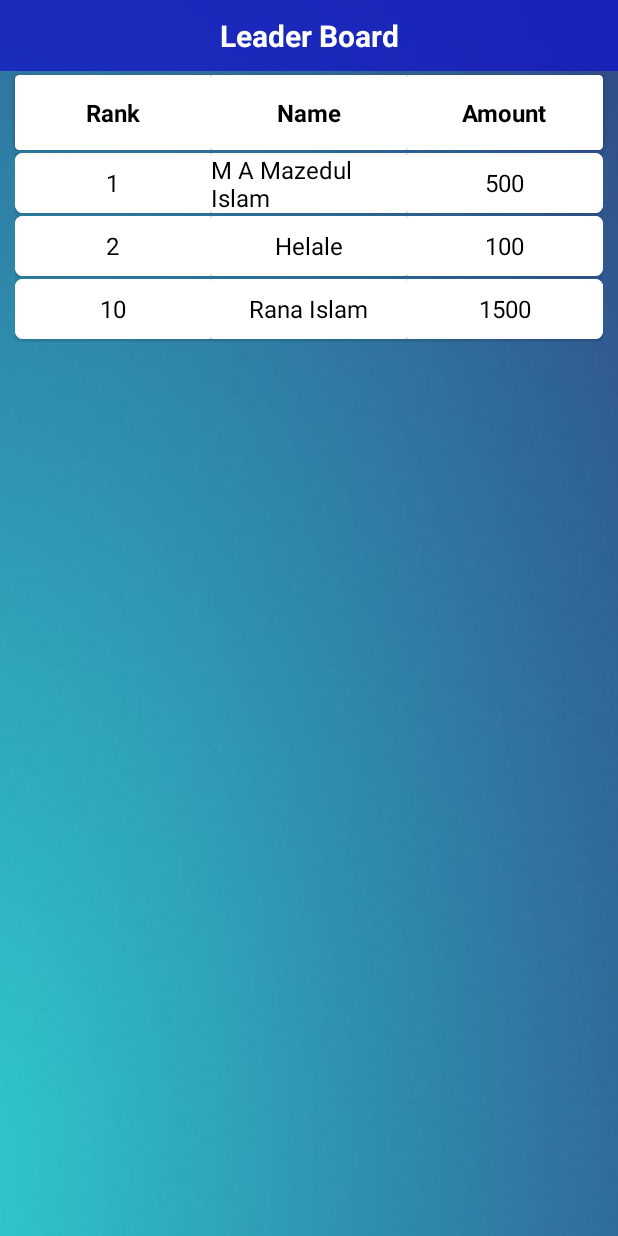
After one commit to mazedul-ru-cse/Money365, an Android app: the LeaderBoard screen opened directly, with no data from a screen before it, on a phone screen of 412 x 824 dp. The commit adds this screen. Run offline under Robolectric (Android 15) with nearby library versions, the phone set to English and light mode, and no system bars.

Commit message:
Added Leader Board

```diff
--- a/app/src/main/java/com/helloboss/money365/Dashboard.java
+++ b/app/src/main/java/com/helloboss/money365/Dashboard.java
@@ -26,6 +26,7 @@ import com.facebook.ads.InterstitialAd;
 import com.facebook.ads.InterstitialAdListener;
 import com.google.android.material.navigation.NavigationView;
 import com.helloboss.money365.adsLoader.FBAdsLoader;
+import com.helloboss.money365.leaderboard.LeaderBoard;
 import com.helloboss.money365.requesthandler.RequestHandler;
 import com.helloboss.money365.task.Task;
 import com.helloboss.noticeboard.NoticeBoard;
@@ -164,12 +165,30 @@ public class Dashboard extends AppCompatActivity implements NavigationView.OnNav
     }
 
     public void withdraw(View view) {
+
         startActivity(new Intent(Dashboard.this, Withdraw.class));
     }
 
     public void notice(View view) {
 
         startActivity(new Intent(Dashboard.this , NoticeBoard.class));
+    }
+
+    public void leader_board(View view) {
+
+        startActivity(new Intent(Dashboard.this , LeaderBoard.class));
+    }
+
+    public void user_guide(View view) {
+    }
+
+    public void history(View view) {
+    }
+
+    public void contact(View view) {
+    }
+
+    public void tips(View view) {
     }
 
 
--- /dev/null
+++ b/app/src/main/java/com/helloboss/money365/leaderboard/LeaderBoard.java
@@ -0,0 +1,151 @@
+package com.helloboss.money365.leaderboard;
+
+import androidx.appcompat.app.AppCompatActivity;
+import androidx.recyclerview.widget.LinearLayoutManager;
+import androidx.recyclerview.widget.RecyclerView;
+
+import android.os.AsyncTask;
+import android.os.Bundle;
+import android.util.Log;
+
+import com.helloboss.money365.ProgressDialogM;
+import com.helloboss.money365.R;
+import com.helloboss.money365.requesthandler.RequestHandler;
+import com.helloboss.noticeboard.NoticeAdapter;
+import com.helloboss.noticeboard.NoticeModel;
+
+import org.json.JSONObject;
+
+import java.util.ArrayList;
+import java.util.HashMap;
+
+public class LeaderBoard extends AppCompatActivity {
+
+    RecyclerView leaderBoardView;
+    ProgressDialogM progressDialogM;
+
+    LeaderBoardAdapter leaderBoardAdapter;
+    ArrayList<LeaderBoardModel> leaderBoardModelArrayList;
+
+
+    @Override
+    protected void onCreate(Bundle savedInstanceState) {
+        super.onCreate(savedInstanceState);
+        setContentView(R.layout.activity_leader_board);
+        getSupportActionBar().hide();
+
+        leaderBoardView = findViewById(R.id.leader_board_list);
+        // Initialize Recycler View
+        leaderBoardView.setLayoutManager(new LinearLayoutManager(this));
+
+        //Progress bar
+        progressDialogM = new ProgressDialogM(this);
+        //Show Notice board
+        getLeaderBoard();
+    }
+
+    private void getLeaderBoard(){
+
+        //Initialize adapter and model
+        leaderBoardModelArrayList = new ArrayList<>();
+        leaderBoardAdapter = new LeaderBoardAdapter(this, leaderBoardModelArrayList);
+        leaderBoardView.setAdapter(leaderBoardAdapter);
+
+
+        LeaderBoardModel leaderBoardModel = new LeaderBoardModel();
+        //Data
+        leaderBoardModel.setRank("1");
+        leaderBoardModel.setName("M A Mazedul Islam");
+        leaderBoardModel.setAmount("500");
+        //set adapter
+        leaderBoardModelArrayList.add(leaderBoardModel);
+
+        LeaderBoardModel leaderBoardModel1 = new LeaderBoardModel();
+        //Data
+        leaderBoardModel1.setRank("2");
+        leaderBoardModel1.setName("Helale");
+        leaderBoardModel1.setAmount("100");
+        //set adapter
+        leaderBoardModelArrayList.add(leaderBoardModel1);
+
+        LeaderBoardModel leaderBoardModel2 = new LeaderBoardModel();
+        //Data
+        leaderBoardModel2.setRank("10");
+        leaderBoardModel2.setName("Rana Islam");
+        leaderBoardModel2.setAmount("1500");
+        //set adapter
+        leaderBoardModelArrayList.add(leaderBoardModel2);
+
+        leaderBoardAdapter.notifyDataSetChanged();
+
+//        class LeaderBoardTask extends AsyncTask<String ,Void , String> {
+//
+//            final String LEADERBOARD_URL = "https://helloboss365.com/money365/leader_board.php";
+//
+//            @Override
+//            protected String doInBackground(String... strings) {
+//                try {
+//
+//                    RequestHandler requestHandler = new RequestHandler();
+//
+//                    //creating request parameters
+//                    HashMap<String, String> params = new HashMap<>();
+//                    params.put("phone","");
+//
+//                    //returning the response
+//                    return requestHandler.sendPostRequest(LEADERBOARD_URL, params);
+//
+//                }catch (Exception e){
+//
+//                    progressDialogM.hideDialog();
+//                    Log.i("Leader Board exception",e.getMessage());
+//                }
+//
+//                return null;
+//            }
+//
+//            @Override
+//            protected void onPostExecute(String s) {
+//                super.onPostExecute(s);
+//
+//                progressDialogM.hideDialog();
+//
+//                try{
+//                    //Converting response to JSON Object
+//                    JSONObject obj = new JSONObject(s);
+//                    String row = "";
+//                    //if no error in response
+//                    if (!obj.getBoolean("error")){
+//
+//                        for(int i = 0 ; i < obj.length() - 1 ; i++){
+//
+//                            //Get each json row
+//                            row = obj.getString(""+i);
+//
+//                            JSONObject data = new JSONObject(row);
+//                            //set notice to recycler view
+//                            LeaderBoardModel leaderBoardModel = new LeaderBoardModel();
+//                            //Data
+//                            leaderBoardModel.setRank(data.getString("rank"));
+//                            leaderBoardModel.setName(data.getString("name"));
+//                            leaderBoardModel.setAmount(data.getString("amount"));
+//                            //set adapter
+//                            leaderBoardModelArrayList.add(leaderBoardModel);
+//                        }
+//                        leaderBoardAdapter.notifyDataSetChanged();
+//                    }
+//                }catch (Exception e ){
+//
+//                }
+//            }
+//
+//            @Override
+//            protected void onPreExecute() {
+//                super.onPreExecute();
+//                progressDialogM.showDialog("Please wait");
+//            }
+//        }
+//        new LeaderBoardTask().execute();
+
+    }
+}
--- /dev/null
+++ b/app/src/main/java/com/helloboss/money365/leaderboard/LeaderBoardAdapter.java
@@ -0,0 +1,62 @@
+package com.helloboss.money365.leaderboard;
+
+import android.content.Context;
+import android.view.LayoutInflater;
+import android.view.View;
+import android.view.ViewGroup;
+import android.widget.TextView;
+
+import androidx.annotation.NonNull;
+import androidx.recyclerview.widget.RecyclerView;
+
+import com.helloboss.money365.R;
+
+import java.util.ArrayList;
+
+public class LeaderBoardAdapter extends RecyclerView.Adapter<LeaderBoardAdapter.MyViewHolder> {
+    Context context;
+    ArrayList<LeaderBoardModel> leaderBoardModelArrayList;
+
+    public LeaderBoardAdapter(Context context, ArrayList<LeaderBoardModel> leaderBoardModelArrayList) {
+        this.context = context;
+        this.leaderBoardModelArrayList = leaderBoardModelArrayList;
+    }
+
+    @NonNull
+    @Override
+    public LeaderBoardAdapter.MyViewHolder onCreateViewHolder(@NonNull ViewGroup parent, int viewType){
+
+        View v = LayoutInflater.from(context).inflate(R.layout.leader_board, parent, false);
+
+        return new LeaderBoardAdapter.MyViewHolder(v);
+    }
+
+    @Override
+    public void onBindViewHolder(@NonNull LeaderBoardAdapter.MyViewHolder holder, int position) {
+
+        LeaderBoardModel leaderBoardModel = leaderBoardModelArrayList.get(position);
+
+        holder.rank.setText(leaderBoardModel.getRank());
+        holder.name.setText(leaderBoardModel.getName());
+        holder.amount.setText(leaderBoardModel.getAmount());
+    }
+
+    @Override
+    public int getItemCount() {
+        return leaderBoardModelArrayList.size();
+    }
+
+
+    public class MyViewHolder extends RecyclerView.ViewHolder{
+
+        TextView rank, name, amount;
+
+        public MyViewHolder(@NonNull View itemView) {
+            super(itemView);
+            rank = itemView.findViewById(R.id.rank_no);
+            name = itemView.findViewById(R.id.rank_name);
+            amount = itemView.findViewById(R.id.rank_amount);
+
+        }
+    }
+}
--- /dev/null
+++ b/app/src/main/java/com/helloboss/money365/leaderboard/LeaderBoardModel.java
@@ -0,0 +1,41 @@
+package com.helloboss.money365.leaderboard;
+
+public class LeaderBoardModel {
+
+    String rank;
+    String name;
+    String amount;
+
+    public LeaderBoardModel() {
+    }
+
+    public LeaderBoardModel(String rank, String name, String amount) {
+        this.rank = rank;
+        this.name = name;
+        this.amount = amount;
+    }
+
+    public String getRank() {
+        return rank;
+    }
+
+    public void setRank(String rank) {
+        this.rank = rank;
+    }
+
+    public String getName() {
+        return name;
+    }
+
+    public void setName(String name) {
+        this.name = name;
+    }
+
+    public String getAmount() {
+        return amount;
+    }
+
+    public void setAmount(String amount) {
+        this.amount = amount;
+    }
+}
--- a/app/src/main/res/layout/activity_dashboard.xml
+++ b/app/src/main/res/layout/activity_dashboard.xml
@@ -306,6 +306,7 @@
                         android:layout_width="0dp"
                         android:layout_height="0dp"
                         android:layout_columnWeight="1"
+                        android:onClick="leader_board"
                         android:layout_rowWeight="1"
                         android:layout_marginBottom="10dp"
                         android:layout_marginRight="10dp"
@@ -343,6 +344,7 @@
                         android:layout_width="0dp"
                         android:layout_height="0dp"
                         android:layout_columnWeight="1"
+                        android:onClick="user_guide"
                         android:layout_rowWeight="1"
                         android:layout_marginBottom="10dp"
                         android:layout_marginRight="10dp"
@@ -420,6 +422,7 @@
                         android:layout_height="0dp"
                         android:layout_columnWeight="1"
                         android:layout_rowWeight="1"
+                        android:onClick="history"
                         android:layout_marginBottom="10dp"
                         android:layout_marginRight="10dp"
                         app:cardElevation="8dp"
@@ -455,6 +458,7 @@
                         android:layout_width="0dp"
                         android:layout_height="0dp"
                         android:layout_columnWeight="1"
+                        android:onClick="contact"
                         android:layout_rowWeight="1"
                         android:layout_marginBottom="10dp"
                         android:layout_marginRight="10dp"
@@ -486,6 +490,7 @@
                         </LinearLayout>
 
                     </androidx.cardview.widget.CardView>
+
                     <androidx.cardview.widget.CardView
                         app:cardBackgroundColor="@color/white"
                         android:layout_width="0dp"
@@ -493,6 +498,7 @@
                         android:layout_columnWeight="1"
                         android:layout_rowWeight="1"
                         android:layout_marginBottom="10dp"
+                        android:onClick="tips"
                         app:cardElevation="8dp"
                         app:cardCornerRadius="8dp">
 
--- /dev/null
+++ b/app/src/main/res/layout/activity_leader_board.xml
@@ -0,0 +1,136 @@
+<?xml version="1.0" encoding="utf-8"?>
+<RelativeLayout xmlns:android="http://schemas.android.com/apk/res/android"
+    xmlns:app="http://schemas.android.com/apk/res-auto"
+    xmlns:tools="http://schemas.android.com/tools"
+    android:layout_width="match_parent"
+    android:layout_height="match_parent"
+    android:background="@drawable/background_all"
+    tools:context=".leaderboard.LeaderBoard">
+
+
+    <TextView
+        android:layout_width="match_parent"
+        android:layout_height="wrap_content"
+        android:background="@color/button_color"
+        android:gravity="center"
+        android:padding="10dp"
+        android:text="Leader Board"
+        android:textColor="@color/white"
+        android:textSize="20sp"
+        android:textStyle="bold" />
+
+
+    <androidx.cardview.widget.CardView
+        android:layout_marginTop="50dp"
+        android:layout_width="match_parent"
+        android:layout_height="50dp"
+        android:layout_rowWeight="1"
+        android:layout_marginRight="10dp"
+        android:layout_marginLeft="10dp"
+        android:layout_columnWeight="1"
+        app:cardBackgroundColor="@color/white"
+        android:layout_marginBottom="10dp"
+        app:cardCornerRadius="3dp"
+        app:cardElevation="3dp">
+
+        <GridLayout
+            android:layout_width="match_parent"
+            android:layout_height="match_parent"
+            android:columnCount="3"
+            android:rowCount="1">
+
+            <androidx.cardview.widget.CardView
+                android:layout_width="0dp"
+                android:layout_height="0dp"
+                android:layout_rowWeight="1"
+                app:cardBackgroundColor="@color/white"
+                android:layout_columnWeight="1">
+
+                <LinearLayout
+                    android:layout_width="match_parent"
+                    android:layout_height="match_parent"
+                    android:gravity="center">
+
+                    <TextView
+                        android:textSize="16sp"
+                        android:layout_width="wrap_content"
+                        android:layout_height="wrap_content"
+                        android:text="Rank"
+                        android:textStyle="bold"
+                        android:textColor="@color/black" />
+
+                </LinearLayout>
+
+            </androidx.cardview.widget.CardView>
+
+
+            <androidx.cardview.widget.CardView
+                android:layout_width="0dp"
+                app:cardBackgroundColor="@color/white"
+                android:layout_height="0dp"
+                android:layout_rowWeight="1"
+                android:layout_columnWeight="1">
+
+                <LinearLayout
+                    android:layout_width="match_parent"
+                    android:layout_height="match_parent"
+                    android:gravity="center">
+
+                    <TextView
+                        android:textSize="16sp"
+                        android:textStyle="bold"
+                        android:layout_width="wrap_content"
+                        android:layout_height="wrap_content"
+                        android:text="Name"
+                        android:textColor="@color/black" />
+
+                </LinearLayout>
+
+            </androidx.cardview.widget.CardView>
+
+
+            <androidx.cardview.widget.CardView
+                android:layout_width="0dp"
+                android:layout_height="0dp"
+                android:layout_rowWeight="1"
+                app:cardBackgroundColor="@color/white"
+                android:layout_columnWeight="1">
+
+                <LinearLayout
+                    android:layout_width="match_parent"
+                    android:layout_height="match_parent"
+                    android:gravity="center">
+
+                    <TextView
+                        android:textStyle="bold"
+                        android:textSize="16sp"
+                        android:layout_width="wrap_content"
+                        android:layout_height="wrap_content"
+                        android:text="Amount"
+                        android:textColor="@color/black" />
+
+                </LinearLayout>
+
+            </androidx.cardview.widget.CardView>
+
+        </GridLayout>
+
+    </androidx.cardview.widget.CardView>
+
+    <LinearLayout
+        android:layout_width="match_parent"
+        android:layout_height="match_parent"
+        android:layout_marginLeft="10dp"
+        android:layout_marginTop="102dp"
+        android:layout_marginRight="10dp"
+        android:orientation="vertical">
+
+        <androidx.recyclerview.widget.RecyclerView
+            android:id="@+id/leader_board_list"
+            android:layout_width="match_parent"
+            android:paddingBottom="10dp"
+            android:layout_height="match_parent"/>
+
+    </LinearLayout>
+
+</RelativeLayout>
--- a/app/src/main/res/layout/activity_notice_board.xml
+++ b/app/src/main/res/layout/activity_notice_board.xml
@@ -14,9 +14,9 @@
         android:gravity="center"
         android:padding="10dp"
         android:text="Notice"
-        android:textColor="@color/white"
         android:textSize="20sp"
         android:textStyle="bold" />
+
 
     <LinearLayout
         android:layout_width="match_parent"
--- /dev/null
+++ b/app/src/main/res/layout/leader_board.xml
@@ -0,0 +1,101 @@
+<?xml version="1.0" encoding="utf-8"?>
+<LinearLayout xmlns:android="http://schemas.android.com/apk/res/android"
+    xmlns:app="http://schemas.android.com/apk/res-auto"
+    android:layout_width="match_parent"
+    android:layout_height="wrap_content">
+
+    <androidx.cardview.widget.CardView
+        android:layout_width="match_parent"
+        android:layout_height="40dp"
+        android:layout_rowWeight="1"
+        android:layout_columnWeight="1"
+        android:layout_marginBottom="2dp"
+        app:cardBackgroundColor="@color/white"
+        app:cardCornerRadius="5dp"
+        app:cardElevation="5dp">
+
+        <GridLayout
+            android:layout_width="match_parent"
+            android:layout_height="match_parent"
+            android:columnCount="3"
+            android:rowCount="1">
+
+            <androidx.cardview.widget.CardView
+                android:layout_width="0dp"
+                android:layout_height="0dp"
+                android:layout_rowWeight="1"
+                android:layout_columnWeight="1"
+                app:cardBackgroundColor="@color/white">
+
+                <LinearLayout
+                    android:layout_width="match_parent"
+                    android:layout_height="match_parent"
+                    android:gravity="center">
+
+                    <TextView
+                        android:id="@+id/rank_no"
+                        android:textSize="16sp"
+                        android:layout_width="wrap_content"
+                        android:layout_height="wrap_content"
+                        android:text="1"
+                        android:textColor="@color/black" />
+
+                </LinearLayout>
+
+            </androidx.cardview.widget.CardView>
+
+
+            <androidx.cardview.widget.CardView
+                android:layout_width="0dp"
+                android:layout_height="0dp"
+                android:layout_rowWeight="1"
+                android:layout_columnWeight="1"
+                app:cardBackgroundColor="@color/white">
+
+                <LinearLayout
+                    android:layout_width="match_parent"
+                    android:layout_height="match_parent"
+                    android:gravity="center">
+
+                    <TextView
+                        android:id="@+id/rank_name"
+                        android:textSize="16sp"
+                        android:layout_width="wrap_content"
+                        android:layout_height="wrap_content"
+                        android:text="M A Mazedul Islam"
+                        android:textColor="@color/black" />
+
+                </LinearLayout>
+
+            </androidx.cardview.widget.CardView>
+
+
+            <androidx.cardview.widget.CardView
+                android:layout_width="0dp"
+                android:layout_height="0dp"
+                android:layout_rowWeight="1"
+                android:layout_columnWeight="1"
+                app:cardBackgroundColor="@color/white">
+
+                <LinearLayout
+                    android:layout_width="match_parent"
+                    android:layout_height="match_parent"
+                    android:gravity="center">
+
+                    <TextView
+                        android:id="@+id/rank_amount"
+                        android:textSize="16sp"
+                        android:layout_width="wrap_content"
+                        android:layout_height="wrap_content"
+                        android:text="5000"
+                        android:textColor="@color/black" />
+
+                </LinearLayout>
+
+            </androidx.cardview.widget.CardView>
+
+        </GridLayout>
+
+    </androidx.cardview.widget.CardView>
+
+</LinearLayout>
```
Also changed, not shown: app/src/main/AndroidManifest.xml (+6 -1 lines).
